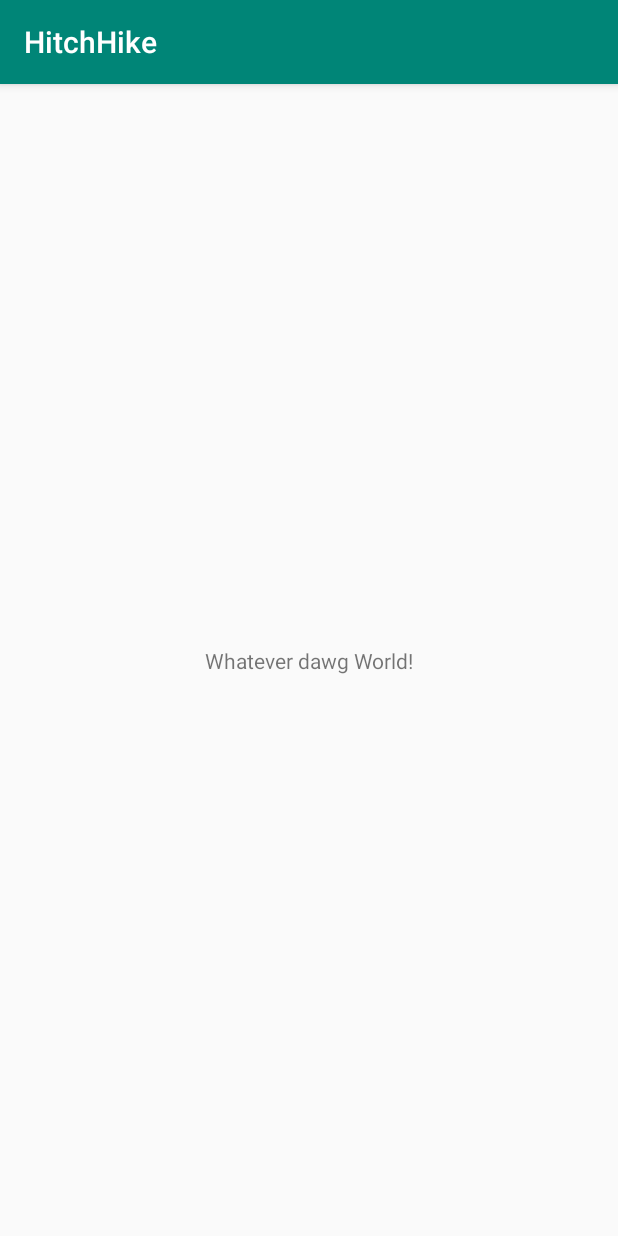
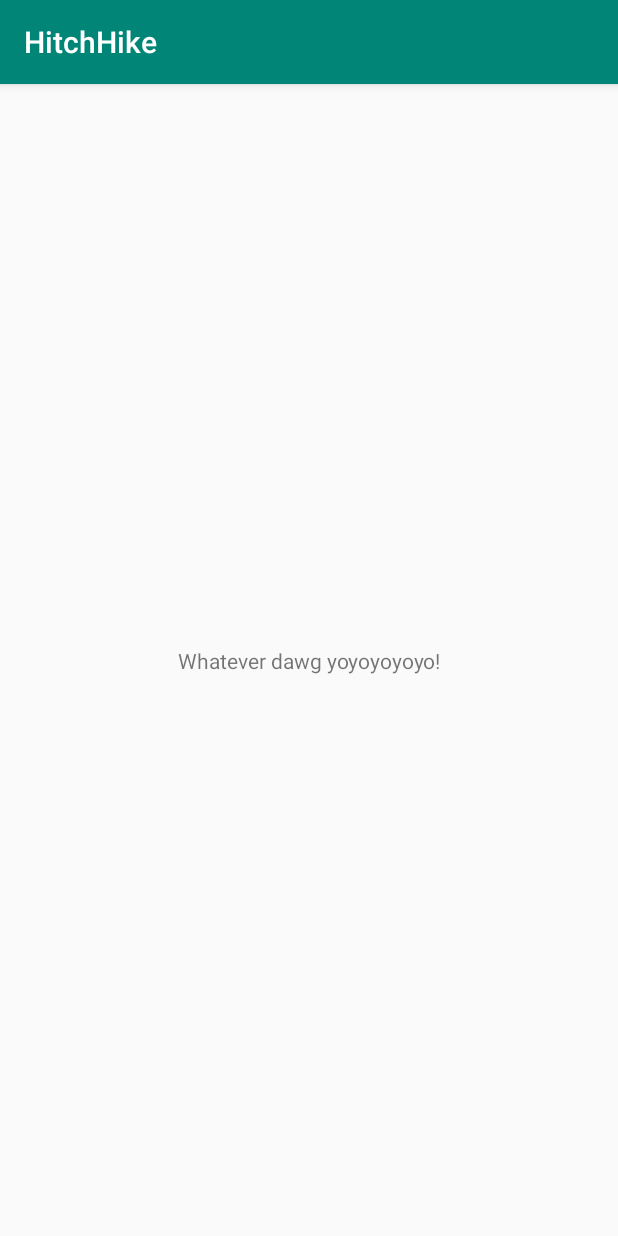
Before and after one commit to hannameden/HitchHike, an Android app: the screen it shows after launch (MainActivity), on a phone screen of 412 x 824 dp. Run offline under Robolectric (Android 15) with nearby library versions, the phone set to English and light mode, and no system bars.

Commit message:
Nice daying
have a nice day 10/10

```diff
--- a/app/src/main/res/layout/activity_main.xml
+++ b/app/src/main/res/layout/activity_main.xml
@@ -9,7 +9,7 @@
     <TextView
         android:layout_width="wrap_content"
         android:layout_height="wrap_content"
-        android:text="Whatever dawg World!"
+        android:text="Whatever dawg yoyoyoyoyo!"
         app:layout_constraintBottom_toBottomOf="parent"
         app:layout_constraintLeft_toLeftOf="parent"
         app:layout_constraintRight_toRightOf="parent"
```
